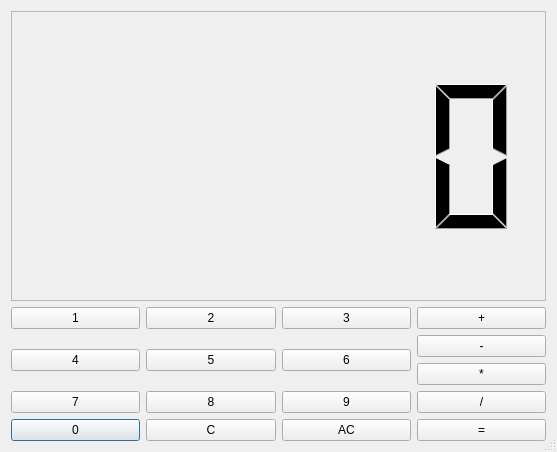
Before: the Qt Designer form calc.ui in joshiete/Calculator, drawn with Qt 5.
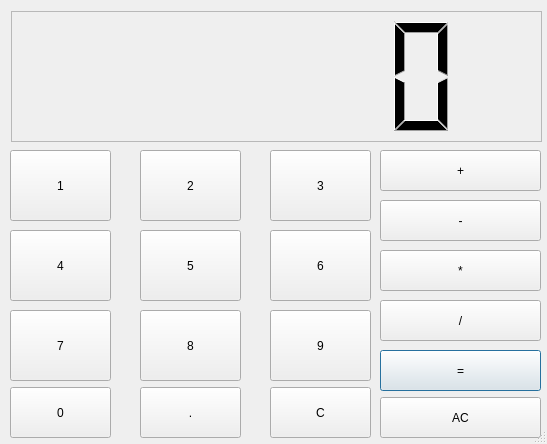
After: the same form once the commit is applied.

Commit message:
Decimal Input Support
Added decimal input functionality

The edit to the form file:
```diff
--- a/calc.ui
+++ b/calc.ui
@@ -6,8 +6,8 @@
    <rect>
     <x>0</x>
     <y>0</y>
-    <width>557</width>
-    <height>452</height>
+    <width>547</width>
+    <height>444</height>
    </rect>
   </property>
   <property name="windowTitle">
@@ -19,100 +19,223 @@
   <property name="modal">
    <bool>true</bool>
   </property>
-  <layout class="QGridLayout" name="gridLayout">
-   <item row="5" column="0">
     <widget class="QPushButton" name="value_0">
+   <property name="geometry">
+    <rect>
+     <x>10</x>
+     <y>387</y>
+     <width>101</width>
+     <height>51</height>
+    </rect>
+   </property>
      <property name="text">
       <string>0</string>
      </property>
-    </widget>
-   </item>
-   <item row="1" column="3">
+   <property name="autoDefault">
+    <bool>false</bool>
+   </property>
+  </widget>
     <widget class="QPushButton" name="add">
+   <property name="geometry">
+    <rect>
+     <x>380</x>
+     <y>150</y>
+     <width>161</width>
+     <height>41</height>
+    </rect>
+   </property>
      <property name="text">
       <string>+</string>
      </property>
-    </widget>
-   </item>
-   <item row="2" column="0" rowspan="2">
+   <property name="autoDefault">
+    <bool>false</bool>
+   </property>
+  </widget>
     <widget class="QPushButton" name="value_4">
+   <property name="geometry">
+    <rect>
+     <x>10</x>
+     <y>230</y>
+     <width>101</width>
+     <height>71</height>
+    </rect>
+   </property>
      <property name="text">
       <string>4</string>
      </property>
-    </widget>
-   </item>
-   <item row="2" column="3">
+   <property name="autoDefault">
+    <bool>false</bool>
+   </property>
+  </widget>
     <widget class="QPushButton" name="sub">
+   <property name="geometry">
+    <rect>
+     <x>380</x>
+     <y>200</y>
+     <width>161</width>
+     <height>41</height>
+    </rect>
+   </property>
      <property name="text">
       <string>-</string>
      </property>
-    </widget>
-   </item>
-   <item row="1" column="1">
+   <property name="autoDefault">
+    <bool>false</bool>
+   </property>
+  </widget>
     <widget class="QPushButton" name="value_2">
+   <property name="geometry">
+    <rect>
+     <x>140</x>
+     <y>150</y>
+     <width>101</width>
+     <height>71</height>
+    </rect>
+   </property>
      <property name="text">
       <string>2</string>
      </property>
-    </widget>
-   </item>
-   <item row="1" column="2">
+   <property name="autoDefault">
+    <bool>false</bool>
+   </property>
+  </widget>
     <widget class="QPushButton" name="value_3">
+   <property name="geometry">
+    <rect>
+     <x>270</x>
+     <y>150</y>
+     <width>101</width>
+     <height>71</height>
+    </rect>
+   </property>
      <property name="text">
       <string>3</string>
      </property>
-    </widget>
-   </item>
-   <item row="4" column="2">
+   <property name="autoDefault">
+    <bool>false</bool>
+   </property>
+  </widget>
     <widget class="QPushButton" name="value_9">
+   <property name="geometry">
+    <rect>
+     <x>270</x>
+     <y>310</y>
+     <width>101</width>
+     <height>71</height>
+    </rect>
+   </property>
      <property name="text">
       <string>9</string>
      </property>
-    </widget>
-   </item>
-   <item row="1" column="0">
+   <property name="autoDefault">
+    <bool>false</bool>
+   </property>
+  </widget>
     <widget class="QPushButton" name="value_1">
+   <property name="geometry">
+    <rect>
+     <x>10</x>
+     <y>150</y>
+     <width>101</width>
+     <height>71</height>
+    </rect>
+   </property>
      <property name="text">
       <string>1</string>
      </property>
-    </widget>
-   </item>
-   <item row="4" column="0">
+   <property name="autoDefault">
+    <bool>false</bool>
+   </property>
+  </widget>
     <widget class="QPushButton" name="value_7">
+   <property name="geometry">
+    <rect>
+     <x>10</x>
+     <y>310</y>
+     <width>101</width>
+     <height>71</height>
+    </rect>
+   </property>
      <property name="text">
       <string>7</string>
      </property>
-    </widget>
-   </item>
-   <item row="4" column="3">
+   <property name="autoDefault">
+    <bool>false</bool>
+   </property>
+  </widget>
     <widget class="QPushButton" name="div">
+   <property name="geometry">
+    <rect>
+     <x>380</x>
+     <y>300</y>
+     <width>161</width>
+     <height>41</height>
+    </rect>
+   </property>
      <property name="text">
       <string>/</string>
      </property>
-    </widget>
-   </item>
-   <item row="2" column="2" rowspan="2">
+   <property name="autoDefault">
+    <bool>false</bool>
+   </property>
+  </widget>
     <widget class="QPushButton" name="value_6">
+   <property name="geometry">
+    <rect>
+     <x>270</x>
+     <y>230</y>
+     <width>101</width>
+     <height>71</height>
+    </rect>
+   </property>
      <property name="text">
       <string>6</string>
      </property>
-    </widget>
-   </item>
-   <item row="2" column="1" rowspan="2">
+   <property name="autoDefault">
+    <bool>false</bool>
+   </property>
+  </widget>
     <widget class="QPushButton" name="value_5">
+   <property name="geometry">
+    <rect>
+     <x>140</x>
+     <y>230</y>
+     <width>101</width>
+     <height>71</height>
+    </rect>
+   </property>
      <property name="text">
       <string>5</string>
      </property>
-    </widget>
-   </item>
-   <item row="3" column="3">
+   <property name="autoDefault">
+    <bool>false</bool>
+   </property>
+  </widget>
     <widget class="QPushButton" name="mul">
+   <property name="geometry">
+    <rect>
+     <x>380</x>
+     <y>250</y>
+     <width>161</width>
+     <height>41</height>
+    </rect>
+   </property>
      <property name="text">
       <string>*</string>
      </property>
-    </widget>
-   </item>
-   <item row="0" column="0" colspan="4">
+   <property name="autoDefault">
+    <bool>false</bool>
+   </property>
+  </widget>
     <widget class="QLCDNumber" name="calc_display">
+   <property name="geometry">
+    <rect>
+     <x>11</x>
+     <y>11</y>
+     <width>531</width>
+     <height>131</height>
+    </rect>
+   </property>
      <property name="frameShape">
       <enum>QFrame::StyledPanel</enum>
      </property>
@@ -123,36 +246,89 @@
       <double>0.000000000000000</double>
      </property>
     </widget>
-   </item>
-   <item row="4" column="1">
     <widget class="QPushButton" name="value_8">
+   <property name="geometry">
+    <rect>
+     <x>140</x>
+     <y>310</y>
+     <width>101</width>
+     <height>71</height>
+    </rect>
+   </property>
      <property name="text">
       <string>8</string>
      </property>
-    </widget>
-   </item>
-   <item row="5" column="1">
+   <property name="autoDefault">
+    <bool>false</bool>
+   </property>
+  </widget>
     <widget class="QPushButton" name="clear_p">
+   <property name="geometry">
+    <rect>
+     <x>270</x>
+     <y>387</y>
+     <width>101</width>
+     <height>51</height>
+    </rect>
+   </property>
      <property name="text">
       <string>C</string>
      </property>
-    </widget>
-   </item>
-   <item row="5" column="3">
+   <property name="autoDefault">
+    <bool>false</bool>
+   </property>
+  </widget>
     <widget class="QPushButton" name="equals">
+   <property name="geometry">
+    <rect>
+     <x>380</x>
+     <y>350</y>
+     <width>161</width>
+     <height>41</height>
+    </rect>
+   </property>
      <property name="text">
       <string>=</string>
      </property>
-    </widget>
-   </item>
-   <item row="5" column="2">
+   <property name="autoDefault">
+    <bool>false</bool>
+   </property>
+   <property name="default">
+    <bool>true</bool>
+   </property>
+  </widget>
     <widget class="QPushButton" name="clear_a">
+   <property name="geometry">
+    <rect>
+     <x>380</x>
+     <y>397</y>
+     <width>161</width>
+     <height>41</height>
+    </rect>
+   </property>
      <property name="text">
       <string>AC</string>
      </property>
-    </widget>
-   </item>
-  </layout>
+   <property name="autoDefault">
+    <bool>false</bool>
+   </property>
+  </widget>
+  <widget class="QPushButton" name="decimal">
+   <property name="geometry">
+    <rect>
+     <x>140</x>
+     <y>387</y>
+     <width>101</width>
+     <height>51</height>
+    </rect>
+   </property>
+   <property name="text">
+    <string>.</string>
+   </property>
+   <property name="autoDefault">
+    <bool>false</bool>
+   </property>
+  </widget>
  </widget>
  <tabstops>
   <tabstop>value_1</tabstop>
```
Left out of the diff: 2 changed lines with no effect on the pictures. Lines whose indentation alone changed are shown as unchanged. The commit also changes 6 other files.
